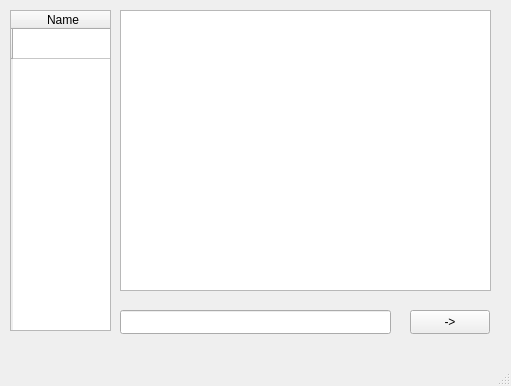
Before: the Qt Designer form client/mainwindow_client.ui in Dacyha/Diplom, drawn with Qt 5.
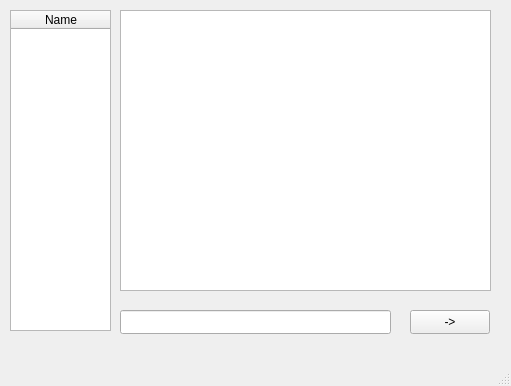
After: the same form once the commit is applied.

The edit to the form file:
```diff
--- a/client/mainwindow_client.ui
+++ b/client/mainwindow_client.ui
@@ -56,21 +56,17 @@
       <height>321</height>
      </rect>
     </property>
-    <row>
-     <property name="text">
-      <string/>
-     </property>
-    </row>
+    <property name="editTriggers">
+     <set>QAbstractItemView::NoEditTriggers</set>
+    </property>
+    <property name="selectionMode">
+     <enum>QAbstractItemView::NoSelection</enum>
+    </property>
     <column>
      <property name="text">
       <string>Name</string>
      </property>
     </column>
-    <item row="0" column="0">
-     <property name="text">
-      <string/>
-     </property>
-    </item>
    </widget>
   </widget>
   <widget class="QMenuBar" name="menubar">
```
